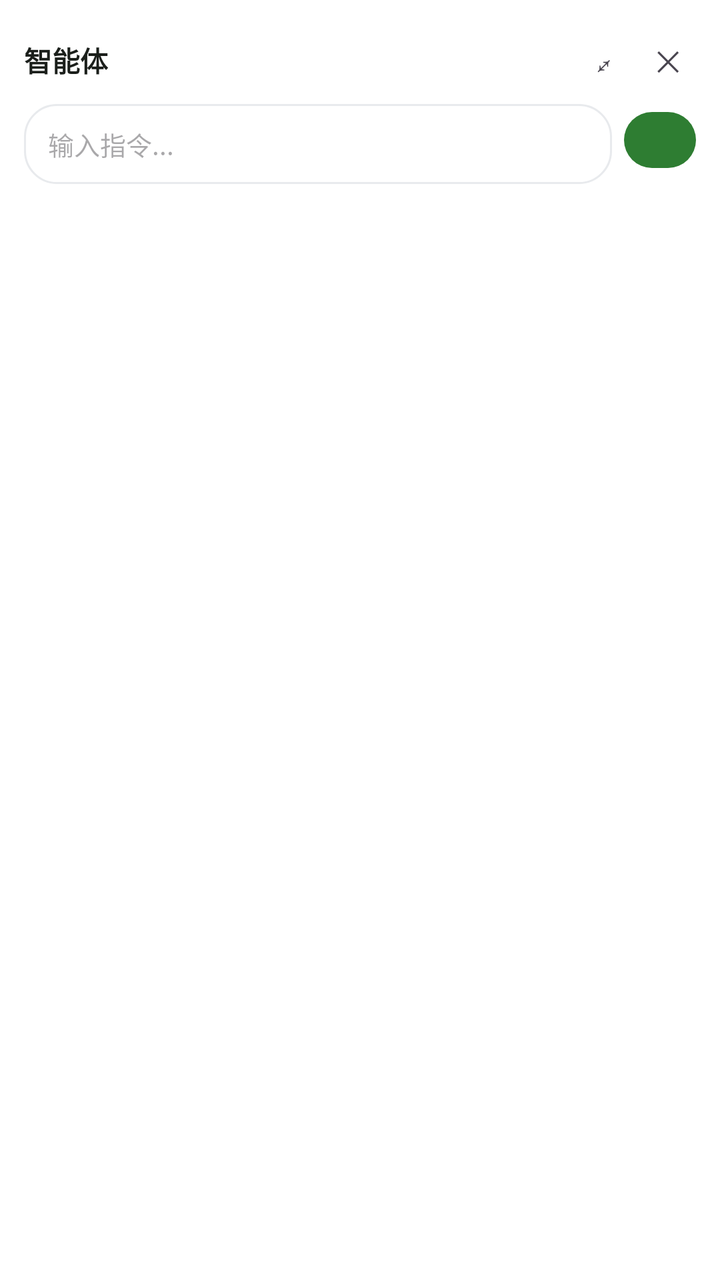
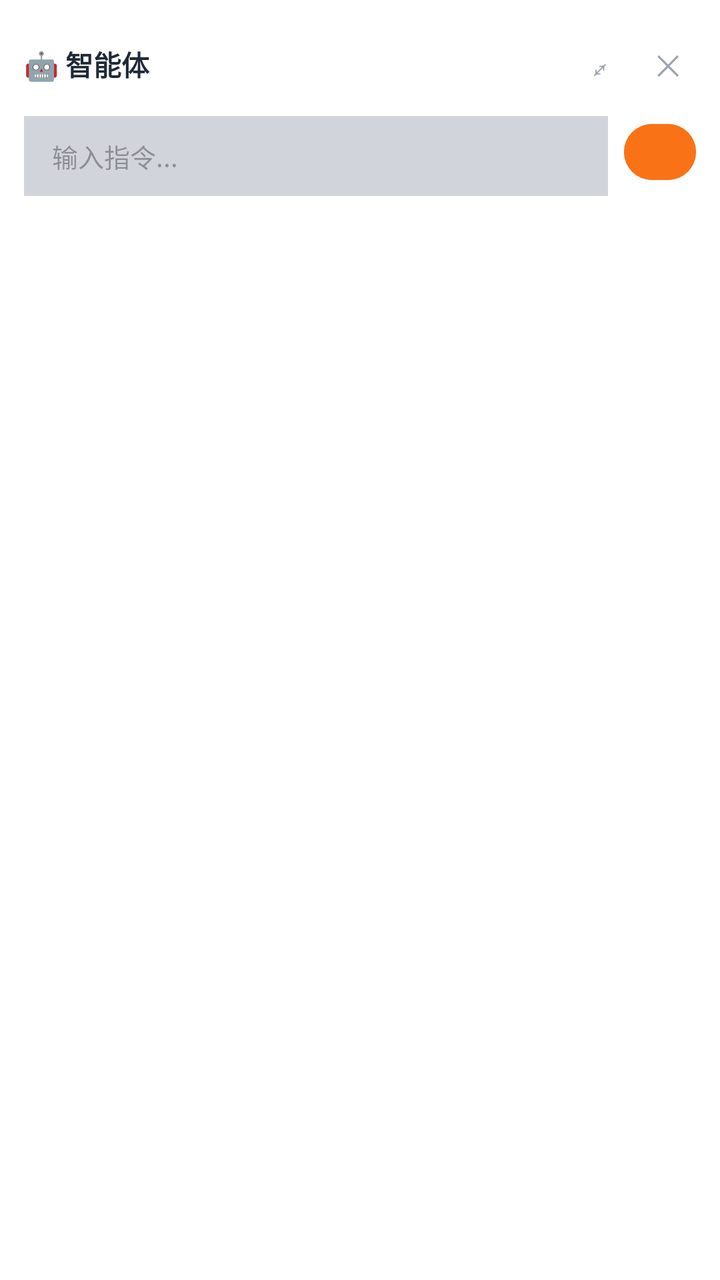

Screens rendered from an Android XML layout before and after an edit, with the pre-edit source and the edit as a unified diff.
<!-- AndroidManifest.xml: application theme Theme.ClothingSI -->
<!-- res/layout/view_agent_panel.xml -->
<?xml version="1.0" encoding="utf-8"?>
<LinearLayout xmlns:android="http://schemas.android.com/apk/res/android"
    xmlns:app="http://schemas.android.com/apk/res-auto"
    android:layout_width="280dp" android:layout_height="wrap_content"
    android:orientation="vertical"
    android:background="@color/surface"
    android:elevation="8dp"
    android:padding="12dp">
    
    <RelativeLayout android:layout_width="match_parent" android:layout_height="36dp">
        <TextView android:layout_width="wrap_content" android:layout_height="wrap_content"
            android:text="智能体" android:textSize="14dp" android:textStyle="bold"
            android:textColor="@color/text_primary" android:layout_centerVertical="true" />
        <LinearLayout android:layout_width="wrap_content" android:layout_height="wrap_content"
            android:orientation="horizontal"
            android:layout_alignParentEnd="true" android:layout_centerVertical="true">
            <TextView android:id="@+id/btn_agent_full" android:layout_width="28dp" android:layout_height="28dp"
                android:text="⤢" android:textSize="14dp" android:gravity="center"
                android:clickable="true" android:focusable="true" />
            <TextView android:id="@+id/btn_agent_close" android:layout_width="28dp" android:layout_height="28dp"
                android:text="✕" android:textSize="14dp" android:gravity="center"
                android:clickable="true" android:focusable="true"
                android:layout_marginStart="4dp" />
        </LinearLayout>
    </RelativeLayout>
    
    <LinearLayout android:layout_width="match_parent" android:layout_height="wrap_content"
        android:orientation="horizontal" android:layout_marginTop="4dp">
        <EditText android:id="@+id/et_agent_input" android:layout_width="0dp" android:layout_height="40dp"
            android:layout_weight="1" android:hint="输入指令..." android:textSize="13dp"
            android:paddingStart="12dp" android:paddingEnd="12dp"
            android:background="@drawable/card_bg" android:imeOptions="actionSend"
            android:inputType="text" android:maxLines="1" />
        <com.google.android.material.button.MaterialButton android:id="@+id/btn_agent_send"
            android:layout_width="36dp" android:layout_height="36dp" android:text="➤"
            app:cornerRadius="18dp" android:layout_marginStart="6dp" />
    </LinearLayout>
</LinearLayout>
<!-- resources referenced by this layout -->
<resources>
  <color name="surface">#FFFFFF</color>
  <color name="text_primary">#1B1F1B</color>
  <!-- drawable card_bg (drawable) -->
  <?xml version="1.0" encoding="utf-8"?>
  <shape xmlns:android="http://schemas.android.com/apk/res/android" android:shape="rectangle">
      <solid android:color="#FFFFFF" />
      <corners android:radius="16dp" />
      <stroke android:width="1dp" android:color="#E8EAED" />
  </shape>
  <style name="Theme.ClothingSI" parent="Theme.Material3.Light.NoActionBar">
          <item name="colorPrimary">@color/primary</item>
          <item name="colorPrimaryDark">@color/primary_dark</item>
          <item name="colorAccent">@color/accent</item>
          <item name="android:statusBarColor">@android:color/transparent</item>
          <item name="android:navigationBarColor">@color/white</item>
          
          <item name="android:windowLightStatusBar">true</item>
          
          <item name="android:fontFamily">sans-serif</item>
          <item name="android:textViewStyle">@style/TextView.Base</item>
      </style>
  <color name="primary">#2E7D32</color>
  <color name="primary_dark">#1B5E20</color>
  <color name="accent">#66BB6A</color>
  <color name="white">#FFFFFF</color>
  <style name="TextView.Base" parent="android:Widget.TextView">
          <item name="android:fontFamily">sans-serif</item>
      </style>
</resources>

<!-- the commit's change to res/layout/view_agent_panel.xml (unified diff, before → after) -->
@@ -1,38 +1,88 @@
 <?xml version="1.0" encoding="utf-8"?>
 <LinearLayout xmlns:android="http://schemas.android.com/apk/res/android"
     xmlns:app="http://schemas.android.com/apk/res-auto"
-    android:layout_width="280dp" android:layout_height="wrap_content"
+    android:layout_width="280dp"
+    android:layout_height="wrap_content"
     android:orientation="vertical"
-    android:background="@color/surface"
+    android:background="@color/md_surface"
     android:elevation="8dp"
     android:padding="12dp">
+
     
-    <RelativeLayout android:layout_width="match_parent" android:layout_height="36dp">
-        <TextView android:layout_width="wrap_content" android:layout_height="wrap_content"
-            android:text="智能体" android:textSize="14dp" android:textStyle="bold"
-            android:textColor="@color/text_primary" android:layout_centerVertical="true" />
-        <LinearLayout android:layout_width="wrap_content" android:layout_height="wrap_content"
-            android:orientation="horizontal"
-            android:layout_alignParentEnd="true" android:layout_centerVertical="true">
-            <TextView android:id="@+id/btn_agent_full" android:layout_width="28dp" android:layout_height="28dp"
-                android:text="⤢" android:textSize="14dp" android:gravity="center"
-                android:clickable="true" android:focusable="true" />
-            <TextView android:id="@+id/btn_agent_close" android:layout_width="28dp" android:layout_height="28dp"
-                android:text="✕" android:textSize="14dp" android:gravity="center"
-                android:clickable="true" android:focusable="true"
-                android:layout_marginStart="4dp" />
+    <LinearLayout
+        android:layout_width="match_parent"
+        android:layout_height="40dp"
+        android:orientation="horizontal"
+        android:gravity="center_vertical">
+
+        <TextView
+            android:layout_width="0dp"
+            android:layout_height="wrap_content"
+            android:layout_weight="1"
+            android:text="🤖 智能体"
+            android:textSize="14sp"
+            android:textStyle="bold"
+            android:textColor="@color/md_on_surface" />
+
+        <LinearLayout
+            android:layout_width="wrap_content"
+            android:layout_height="wrap_content"
+            android:orientation="horizontal">
+            <TextView
+                android:id="@+id/btn_agent_full"
+                android:layout_width="28dp"
+                android:layout_height="28dp"
+                android:text="⤢"
+                android:textSize="14sp"
+                android:textColor="@color/md_on_surface_variant"
+                android:gravity="center"
+                android:clickable="true"
+                android:focusable="true"
+                android:background="@drawable/circle_bg" />
+            <TextView
+                android:id="@+id/btn_agent_close"
+                android:layout_width="28dp"
+                android:layout_height="28dp"
+                android:text="✕"
+                android:textSize="14sp"
+                android:textColor="@color/md_on_surface_variant"
+                android:gravity="center"
+                android:clickable="true"
+                android:focusable="true"
+                android:layout_marginStart="6dp"
+                android:background="@drawable/circle_bg" />
         </LinearLayout>
-    </RelativeLayout>
+    </LinearLayout>
+
     
-    <LinearLayout android:layout_width="match_parent" android:layout_height="wrap_content"
-        android:orientation="horizontal" android:layout_marginTop="4dp">
-        <EditText android:id="@+id/et_agent_input" android:layout_width="0dp" android:layout_height="40dp"
-            android:layout_weight="1" android:hint="输入指令..." android:textSize="13dp"
-            android:paddingStart="12dp" android:paddingEnd="12dp"
-            android:background="@drawable/card_bg" android:imeOptions="actionSend"
-            android:inputType="text" android:maxLines="1" />
-        <com.google.android.material.button.MaterialButton android:id="@+id/btn_agent_send"
-            android:layout_width="36dp" android:layout_height="36dp" android:text="➤"
-            app:cornerRadius="18dp" android:layout_marginStart="6dp" />
+    <LinearLayout
+        android:layout_width="match_parent"
+        android:layout_height="wrap_content"
+        android:orientation="horizontal"
+        android:layout_marginTop="6dp">
+
+        <EditText
+            android:id="@+id/et_agent_input"
+            android:layout_width="0dp"
+            android:layout_height="40dp"
+            android:layout_weight="1"
+            android:hint="输入指令..."
+            android:textSize="13sp"
+            android:paddingStart="14dp"
+            android:paddingEnd="14dp"
+            android:background="@color/md_surface_container_high"
+            android:imeOptions="actionSend"
+            android:inputType="text"
+            android:maxLines="1" />
+
+        <com.google.android.material.button.MaterialButton
+            android:id="@+id/btn_agent_send"
+            android:layout_width="36dp"
+            android:layout_height="36dp"
+            android:text="➤"
+            app:cornerRadius="18dp"
+            android:layout_marginStart="8dp"
+            android:backgroundTint="@color/md_primary" />
     </LinearLayout>
+
 </LinearLayout>
<!-- resource entries referenced after the edit -->
@@ -1,30 +1,63 @@
 <!-- resources referenced by this layout -->
 <resources>
-  <color name="surface">#FFFFFF</color>
-  <color name="text_primary">#1B1F1B</color>
-  <!-- drawable card_bg (drawable) -->
+  <color name="md_on_surface">#1F2937</color>
+  <color name="md_on_surface_variant">#9CA3AF</color>
+  <color name="md_primary">#F97316</color>
+  <color name="md_surface">#FFFFFF</color>
+  <color name="md_surface_container_high">#D1D5DB</color>
+  <!-- drawable circle_bg (drawable) -->
   <?xml version="1.0" encoding="utf-8"?>
-  <shape xmlns:android="http://schemas.android.com/apk/res/android" android:shape="rectangle">
-      <solid android:color="#FFFFFF" />
-      <corners android:radius="16dp" />
-      <stroke android:width="1dp" android:color="#E8EAED" />
+  <shape xmlns:android="http://schemas.android.com/apk/res/android" android:shape="oval">
+      <solid android:color="#26FFFFFF" />
   </shape>
   <style name="Theme.ClothingSI" parent="Theme.Material3.Light.NoActionBar">
-          <item name="colorPrimary">@color/primary</item>
-          <item name="colorPrimaryDark">@color/primary_dark</item>
-          <item name="colorAccent">@color/accent</item>
+          
+          <item name="colorPrimary">@color/md_primary</item>
+          <item name="colorOnPrimary">@color/md_on_primary</item>
+          <item name="colorPrimaryContainer">@color/md_primary_container</item>
+          <item name="colorOnPrimaryContainer">@color/md_on_primary_container</item>
+  
+          
+          <item name="colorSecondary">@color/md_secondary</item>
+          <item name="colorOnSecondary">@color/md_on_secondary</item>
+          <item name="colorSecondaryContainer">@color/md_secondary_container</item>
+          <item name="colorOnSecondaryContainer">@color/md_on_secondary_container</item>
+  
+          
+          <item name="android:colorBackground">@color/md_surface_container_low</item>
+          <item name="colorSurface">@color/md_surface</item>
+          <item name="colorOnSurface">@color/md_on_surface</item>
+          <item name="colorOnSurfaceVariant">@color/md_on_surface_variant</item>
+  
+          
+          <item name="colorOutline">@color/md_outline</item>
+          <item name="colorOutlineVariant">@color/md_outline_variant</item>
+  
+          
+          <item name="colorError">@color/md_error</item>
+          <item name="colorOnError">@color/md_on_error</item>
+  
+          
           <item name="android:statusBarColor">@android:color/transparent</item>
-          <item name="android:navigationBarColor">@color/white</item>
-          
+          <item name="android:navigationBarColor">@color/md_surface</item>
           <item name="android:windowLightStatusBar">true</item>
+  
           
           <item name="android:fontFamily">sans-serif</item>
           <item name="android:textViewStyle">@style/TextView.Base</item>
       </style>
-  <color name="primary">#2E7D32</color>
-  <color name="primary_dark">#1B5E20</color>
-  <color name="accent">#66BB6A</color>
-  <color name="white">#FFFFFF</color>
+  <color name="md_on_primary">#FFFFFF</color>
+  <color name="md_primary_container">#FFF7ED</color>
+  <color name="md_on_primary_container">#5C3D00</color>
+  <color name="md_secondary">#2563EB</color>
+  <color name="md_on_secondary">#FFFFFF</color>
+  <color name="md_secondary_container">#DBEAFE</color>
+  <color name="md_on_secondary_container">#001A3E</color>
+  <color name="md_surface_container_low">#FAFAFA</color>
+  <color name="md_outline">#9CA3AF</color>
+  <color name="md_outline_variant">#D1D5DB</color>
+  <color name="md_error">#EF4444</color>
+  <color name="md_on_error">#FFFFFF</color>
   <style name="TextView.Base" parent="android:Widget.TextView">
           <item name="android:fontFamily">sans-serif</item>
       </style>
